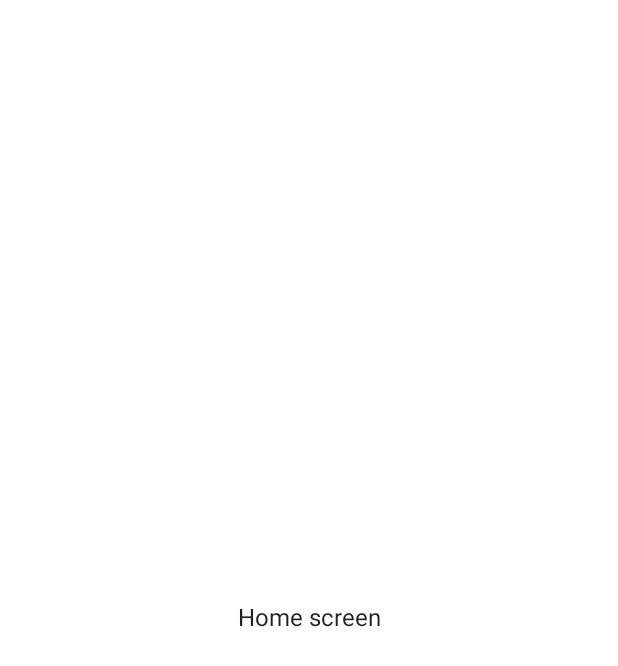
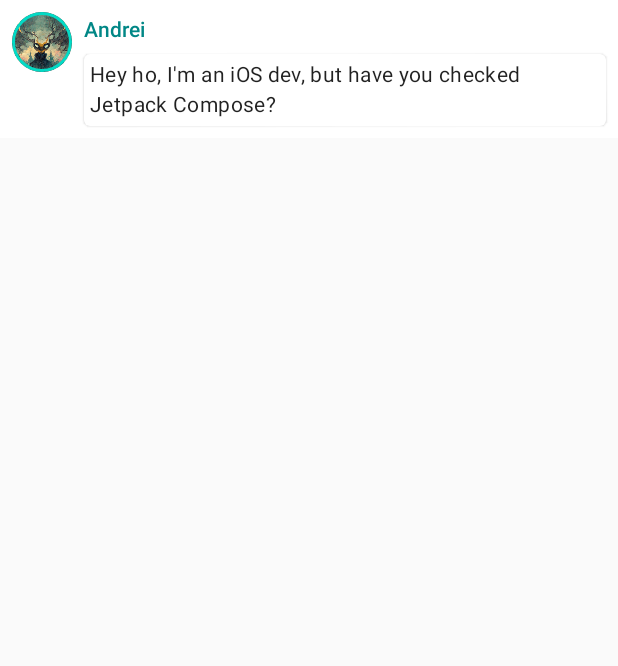
Before and after one commit to stanleyguevara/DustyTools, an Android app built with Jetpack Compose: the HomeScreen screen opened through its navigation route, on a phone screen of 412 x 824 dp. Before the commit the part shown is almost empty. Shown: the top 666 px of the screen. Run offline under Robolectric (Android 15) with nearby library versions, the phone set to English and light mode, and no system bars; our stand-ins replace Timber.

Commit message:
Single row

```diff
--- a/app/src/main/java/com/stanleyguevara/dustytools/MainActivity.kt
+++ b/app/src/main/java/com/stanleyguevara/dustytools/MainActivity.kt
@@ -3,11 +3,7 @@ package com.stanleyguevara.dustytools
 import android.os.Bundle
 import androidx.activity.ComponentActivity
 import androidx.activity.compose.setContent
-import androidx.compose.foundation.layout.fillMaxSize
-import androidx.compose.material.MaterialTheme
-import androidx.compose.material.Surface
 import androidx.compose.runtime.Composable
-import androidx.compose.ui.Modifier
 import androidx.navigation.NavHostController
 import androidx.navigation.compose.NavHost
 import androidx.navigation.compose.composable
@@ -21,9 +17,7 @@ class MainActivity : ComponentActivity() {
         super.onCreate(savedInstanceState)
         setContent {
             DustyToolsTheme {
-                Surface(modifier = Modifier.fillMaxSize(), color = MaterialTheme.colors.background) {
-                    MainScreen()
-                }
+                MainScreen()
             }
         }
     }
--- a/app/src/main/java/com/stanleyguevara/dustytools/compose/HomeScreen.kt
+++ b/app/src/main/java/com/stanleyguevara/dustytools/compose/HomeScreen.kt
@@ -1,11 +1,85 @@
 package com.stanleyguevara.dustytools.compose
 
-import androidx.compose.foundation.layout.wrapContentSize
+import android.content.res.Configuration
+import androidx.compose.foundation.Image
+import androidx.compose.foundation.border
+import androidx.compose.foundation.layout.*
+import androidx.compose.foundation.shape.CircleShape
+import androidx.compose.material.MaterialTheme
+import androidx.compose.material.Surface
 import androidx.compose.material.Text
 import androidx.compose.runtime.Composable
 import androidx.compose.ui.Modifier
+import androidx.compose.ui.draw.clip
+import androidx.compose.ui.res.painterResource
+import androidx.compose.ui.tooling.preview.Preview
+import androidx.compose.ui.unit.dp
+import com.stanleyguevara.dustytools.R
+import com.stanleyguevara.dustytools.ui.theme.DustyToolsTheme
 
 @Composable
 fun HomeScreen() {
-    Text(modifier = Modifier.wrapContentSize(), text = "Home screen")
+    Surface {
+        MessageCard(message = Message.sample())
+    }
 }
+
+@Composable
+fun MessageCard(message: Message) {
+    Row(modifier = Modifier.padding(all = 8.dp)) {
+        Image(
+            painter = painterResource(id = R.drawable.profile),
+            contentDescription = "${message.author} profile picture",
+            modifier = Modifier
+                .size(40.dp)
+                .clip(CircleShape)
+                .border(1.5.dp, MaterialTheme.colors.secondary, CircleShape)
+        )
+        Spacer(modifier = Modifier.width(8.dp))
+        Column {
+            Text(
+                text = message.author,
+                color = MaterialTheme.colors.secondaryVariant,
+                style = MaterialTheme.typography.subtitle2,
+            )
+            Spacer(modifier = Modifier.height(4.dp))
+            Surface(
+                shape = MaterialTheme.shapes.medium,
+                elevation = 1.dp,
+            ) {
+                Text(
+                    text = message.body,
+                    modifier = Modifier.padding(all = 4.dp),
+                    style = MaterialTheme.typography.body2,
+                )
+            }
+        }
+    }
+}
+
+@Preview(name = "Light Mode")
+@Preview(
+    name = "Dark Mode",
+    showBackground = true,
+    uiMode = Configuration.UI_MODE_NIGHT_YES,
+)
+@Composable
+fun PreviewMessageCard() {
+    DustyToolsTheme {
+        Surface {
+            MessageCard(message = Message.sample())
+        }
+    }
+}
+
+data class Message(
+    val author: String,
+    val body: String,
+) {
+    companion object {
+        fun sample() = Message(
+            author = "Andrei",
+            body = "Hey ho, I'm an iOS dev, but have you checked Jetpack Compose?",
+        )
+    }
+}
```
Also changed, not shown: app/src/main/res/drawable-nodpi/profile.png (added), 1 other file.
